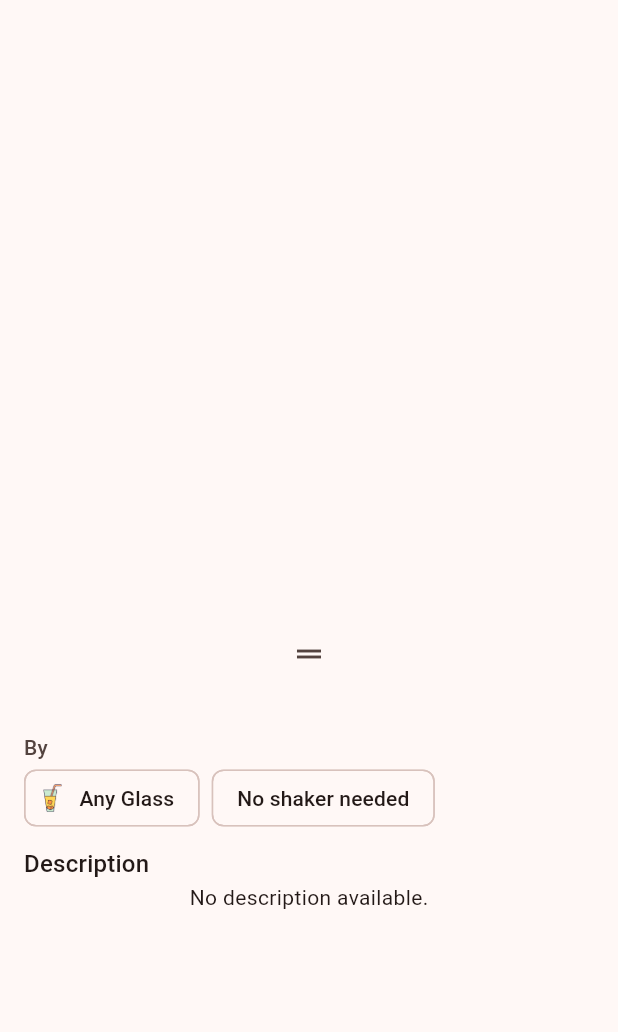
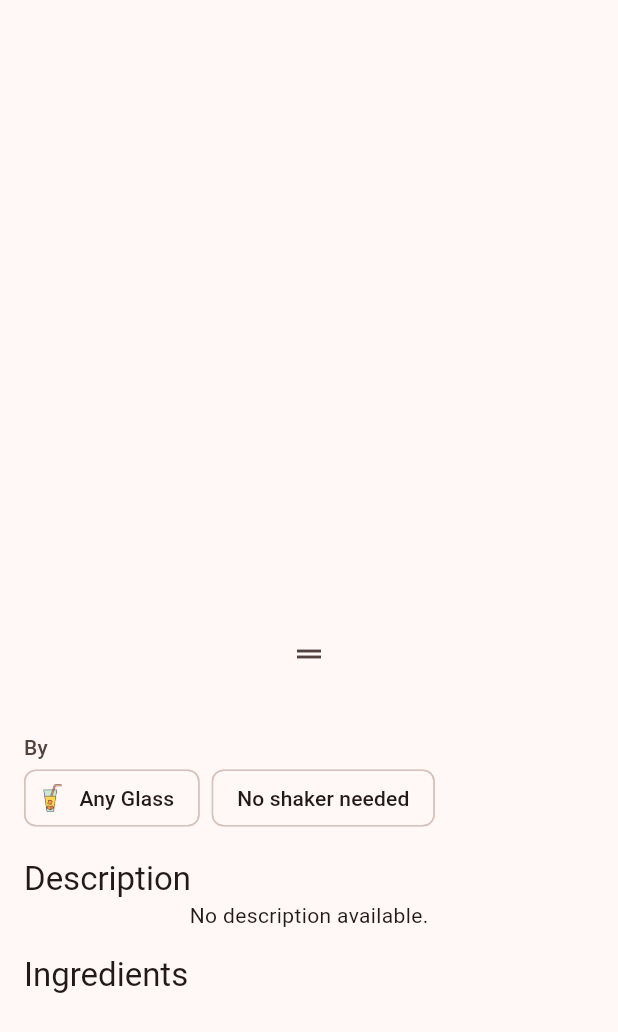
Before and after one commit to apoleon33/cocktailpedia, a Flutter app: the CustomBottomSheet widget shown alone on an empty page, opened directly with empty values, on a phone screen of 412 x 824 dp. Shown: the top 1032 px of the screen. Run offline on Flutter 3.47's test engine with Material 3 defaults, Android fonts, the phone set to English and light mode, and no system bars; network calls fail.

Commit message:
ingredients

```diff
--- a/lib/routes/cocktail_page.dart
+++ b/lib/routes/cocktail_page.dart
@@ -1,4 +1,5 @@
 import 'package:cocktailpedia/util/cocktail.dart';
+import 'package:cocktailpedia/widgets/cocktail_page/ingredient_formatter.dart';
 import 'package:cocktailpedia/widgets/custom_theme.dart';
 import 'package:flutter/material.dart';
 
@@ -26,7 +27,9 @@ class CocktailPage extends StatelessWidget {
                 mainAxisAlignment: MainAxisAlignment.spaceBetween,
                 children: [
                   IconButton.filledTonal(
-                    onPressed: () {Navigator.pop(context);},
+                    onPressed: () {
+                      Navigator.pop(context);
+                    },
                     icon: const Icon(Icons.arrow_back),
                   ),
                   IconButton.filledTonal(
@@ -102,7 +105,7 @@ class _CustomBottomSheetState extends State<CustomBottomSheet> {
       controller: _controller,
       initialChildSize: 0.5,
       maxChildSize: 1,
-      minChildSize: 0.5,
+      minChildSize: 0.45,
       expand: true,
       snap: true,
       snapSizes: const [0.5],
@@ -193,14 +196,14 @@ class _CustomBottomSheetState extends State<CustomBottomSheet> {
 
                   // Description
                   Padding(
-                    padding: _margin.copyWith(top: 8.0),
+                    padding: _margin.copyWith(top: 16.0),
                     child: Column(
                       children: [
                         Row(
                           children: [
                             Text(
                               "Description",
-                              style: textTheme.titleMedium,
+                              style: textTheme.titleLarge,
                             ),
                           ],
                         ),
@@ -214,6 +217,38 @@ class _CustomBottomSheetState extends State<CustomBottomSheet> {
                       ],
                     ),
                   ),
+
+                  // Ingredients
+                  Padding(
+                    padding: _margin.copyWith(
+                      top: 16.0,
+                    ),
+                    child: Column(
+                      children: [
+                        Row(
+                          children: [
+                            Text(
+                              "Ingredients",
+                              style: textTheme.titleLarge,
+                            ),
+                          ],
+                        ),
+                        Padding(
+                          padding: const EdgeInsets.only(top: 8.0),
+                          child: Column(
+                            children: widget.cocktail.ingredients
+                                .map(
+                                  (e) => Padding(
+                                    padding: const EdgeInsets.only(top: 8.0),
+                                    child: IngredientFormatter(e),
+                                  ),
+                                )
+                                .toList(),
+                          ),
+                        )
+                      ],
+                    ),
+                  )
                 ],
               ),
             ],
--- a/lib/util/cocktail.dart
+++ b/lib/util/cocktail.dart
@@ -12,7 +12,7 @@ class Cocktail {
 
   /// A link to an image of the cocktail.
   final List<String>? image;
-  final List<Ingredient> ingredients;
+  final List<CocktailIngredient> ingredients;
 
   final GlassType glassType;
 
@@ -29,15 +29,19 @@ class Cocktail {
   });
 
   /// All the alcoholic ingredients in the cocktail.
-  List<Ingredient> get alcohols =>
-      ingredients.where((element) => element.isAlcoholic).toList();
+  List<GenericIngredient> get alcohols => ingredients
+      .where((element) => element.ingredient.isAlcoholic)
+      .map((e) => e.ingredient)
+      .toList();
 
   /// The base of a cocktail is the primary spirit or liquor that forms the foundation of the drink.
-  List<Ingredient> get bases => [];
+  List<GenericIngredient> get bases => [];
 
   /// The sweetener in a cocktail is the ingredient used to add sweetness. It can be a simple syrup, sugar, honey, agave nectar, or even fruit juices.
-  List<Ingredient> get sweetener =>
-      ingredients.where((element) => !element.isAlcoholic).toList();
+  List<GenericIngredient> get sweetener => ingredients
+      .where((element) => !element.ingredient.isAlcoholic)
+      .map((e) => e.ingredient)
+      .toList();
 
   bool get hasDescription => description != "";
 
--- a/lib/util/ingredient.dart
+++ b/lib/util/ingredient.dart
@@ -1,18 +1,70 @@
-abstract class Ingredient {
+import 'package:flutter/material.dart';
+
+class GenericIngredient {
   final double alcoholLevel;
 
   /// The name of the ingredient (duh)
   final String name;
 
-  Ingredient(this.alcoholLevel, this.name);
+  final ImageProvider? imageProvider;
+
+  const GenericIngredient(this.name,
+      {this.alcoholLevel = 0.0, this.imageProvider});
 
   bool get isAlcoholic => alcoholLevel != 0.0;
+
+  ImageProvider get image {
+    if (imageProvider != null) {
+      return imageProvider!;
+    } else {
+      // <a href="https://www.flaticon.com/fr/icones-gratuites/verre" title="verre icônes">Verre icônes créées par Freepik - Flaticon</a>
+      return (isAlcoholic)
+          ? const AssetImage("assets/default_ingredient.png")
+          : const AssetImage("assets/default_drink.png");
+    }
+  }
 }
 
-class BrandedIngredient extends Ingredient {
+class BrandedIngredient extends GenericIngredient {
   final String brand;
 
   final double price;
 
-  BrandedIngredient(super.name, this.brand, super.alcoholLevel, this.price);
+  const BrandedIngredient(super.name,
+      {required this.brand,
+      this.price = 0.0,
+      super.alcoholLevel,
+      super.imageProvider});
 }
+
+/// While the [GenericIngredient] class describe in a general manner, well, an ingredient, the [CocktailIngredient] class describe it as it's used in the cocktail.
+class CocktailIngredient {
+  final bool isBase;
+  final GenericIngredient ingredient;
+
+  final double quantity;
+  final Unit unit;
+
+  const CocktailIngredient({
+    required this.ingredient,
+    this.quantity = 0.0,
+    this.unit = Unit.cl,
+    this.isBase = false,
+  });
+
+  String get formatQuantity => "$quantity $unit";
+
+  @override
+  String toString() {
+    return 'CocktailIngredient{isBase: $isBase, ingredient: $ingredient, unit: $unit}';
+  }
+}
+
+enum Unit {
+  cl,
+  unit,
+  oz;
+
+  @override
+  String toString() => name;
+}
```
Also changed, not shown: lib/widgets/home/example_cocktail.dart (+52 -2 lines), assets/default_drink.png (added), assets/default_ingredient.png (added), 1 other file.
